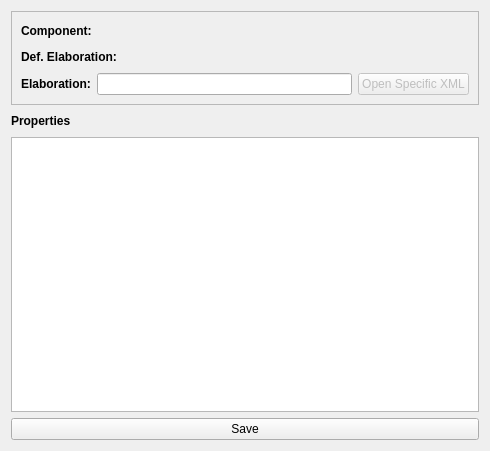
This is editview.ui in DavidMCerdeira/EL-Configuration-Interface as Qt 5 draws it before an edit. The edited form follows.
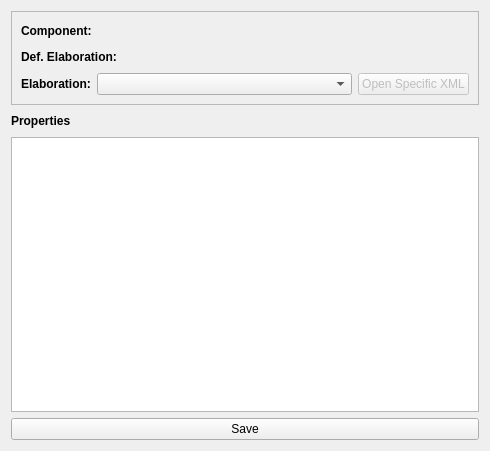
This is the edited form.

```diff
--- a/editview.ui
+++ b/editview.ui
@@ -116,6 +116,12 @@
        <layout class="QHBoxLayout" name="horizontalLayout_3">
         <item>
          <widget class="QLabel" name="label_2">
+          <property name="sizePolicy">
+           <sizepolicy hsizetype="Fixed" vsizetype="Fixed">
+            <horstretch>0</horstretch>
+            <verstretch>0</verstretch>
+           </sizepolicy>
+          </property>
           <property name="font">
            <font>
             <pointsize>9</pointsize>
@@ -129,22 +135,19 @@
          </widget>
         </item>
         <item>
-         <widget class="QLineEdit" name="lineValueElabEdit">
-          <property name="font">
-           <font>
-            <pointsize>9</pointsize>
-           </font>
-          </property>
-          <property name="alignment">
-           <set>Qt::AlignLeading|Qt::AlignLeft|Qt::AlignVCenter</set>
-          </property>
-         </widget>
+         <widget class="QComboBox" name="elabComboBox"/>
         </item>
         <item>
-         <widget class="QPushButton" name="pushButton_2">
+         <widget class="QPushButton" name="openSpecificButton">
           <property name="enabled">
            <bool>false</bool>
           </property>
+          <property name="sizePolicy">
+           <sizepolicy hsizetype="Fixed" vsizetype="Fixed">
+            <horstretch>0</horstretch>
+            <verstretch>0</verstretch>
+           </sizepolicy>
+          </property>
           <property name="text">
            <string>Open Specific XML</string>
           </property>
```
